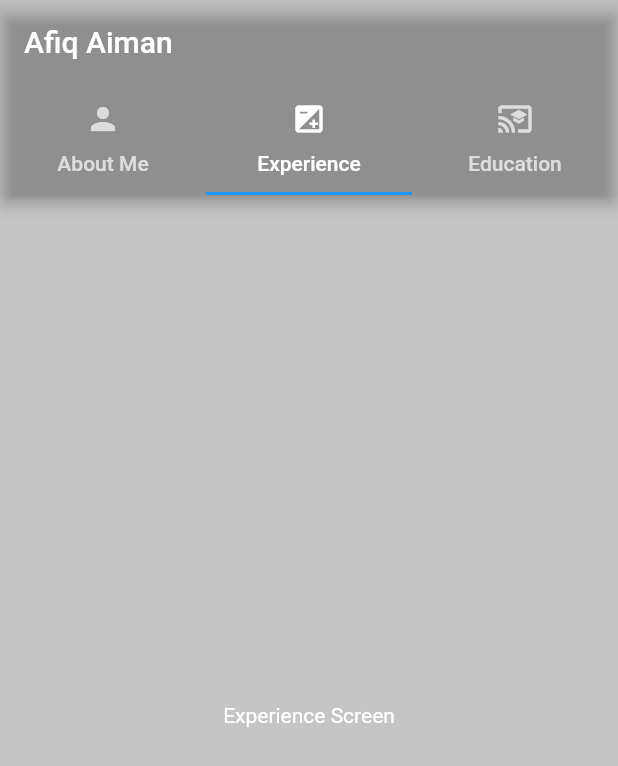
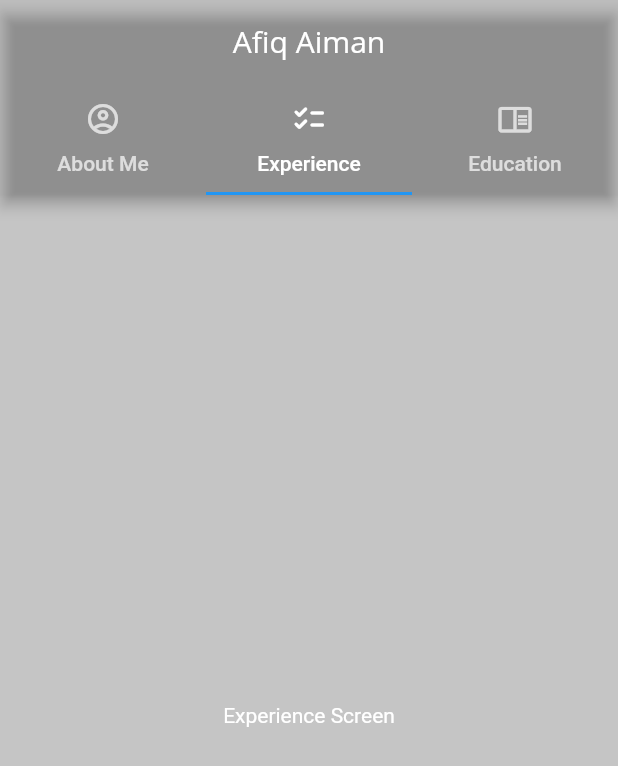
Before and after one commit to afiqaimanafr/resume-mobile-app, a Flutter app: the screen it shows after launch, tab 2 chosen, on a phone screen of 412 x 824 dp. Shown: the top 766 px of the screen. Run offline on Flutter 3.47's test engine with Material 2 defaults, Android fonts, the light colour scheme and no system bars.

Commit message:
latest ui

```diff
--- a/lib/constants.dart
+++ b/lib/constants.dart
@@ -2,3 +2,4 @@ import 'package:flutter/material.dart';
 
 const kPrimaryColor = Color(0x1F000000);
 const kPrimaryLightColor = Color(0xFFFFFFFF);
+const primaryFamilyFont = 'OpenSans';
--- a/lib/main.dart
+++ b/lib/main.dart
@@ -11,7 +11,7 @@ class MyApp extends StatelessWidget {
   @override
   Widget build(BuildContext context) {
     return MaterialApp(
-      title: 'Flutter Demo',
+      title: 'Afiq Aiman Resume',
       theme: ThemeData(
         primaryColor: Colors.black,
       ),
--- a/lib/screens/tabs_screen.dart
+++ b/lib/screens/tabs_screen.dart
@@ -4,44 +4,69 @@ import 'package:afiq_resume/screens/education_screen.dart';
 import 'package:afiq_resume/screens/experience_screen.dart';
 import 'package:flutter/material.dart';
 
-class TabsScreen extends StatelessWidget {
+class TabsScreen extends StatefulWidget {
   const TabsScreen({Key? key}) : super(key: key);
 
   @override
+  State<TabsScreen> createState() => _TabsScreenState();
+}
+
+class _TabsScreenState extends State<TabsScreen>
+    with SingleTickerProviderStateMixin {
+  late TabController controller;
+
+  @override
+  void initState() {
+    super.initState();
+    controller = TabController(length: 3, vsync: this);
+    controller.addListener(() {
+      setState(() {});
+    });
+  }
+
+  @override
+  void dispose() {
+    controller.dispose();
+    super.dispose();
+  }
+
+  @override
   Widget build(BuildContext context) {
-    return DefaultTabController(
-      length: 3,
-      child: Scaffold(
+    return Scaffold(
       backgroundColor: kPrimaryColor,
       appBar: AppBar(
-          title: const Text('Afiq Aiman'),
+        centerTitle: true,
+        title: const Text(
+          'Afiq Aiman',
+          style: TextStyle(fontFamily: primaryFamilyFont),
+        ),
         backgroundColor: kPrimaryColor,
-          bottom: const TabBar(
-            // ignore: prefer_const_literals_to_create_immutables
-            tabs: [
+        bottom: TabBar(
+          controller: controller,
+          tabs: const [
             Tab(
               text: 'About Me',
-                icon: Icon(Icons.person),
+              icon: Icon(Icons.account_circle_outlined),
             ),
             Tab(
               text: 'Experience',
-                icon: Icon(Icons.exposure),
+              icon: Icon(Icons.checklist_rounded),
             ),
             Tab(
               text: 'Education',
-                icon: Icon(Icons.cast_for_education),
+              icon: Icon(Icons.chrome_reader_mode_outlined),
             ),
           ],
         ),
       ),
-        body: const TabBarView(
-          children: [
+      body: TabBarView(
+        controller: controller,
+        children: const [
           AboutMeScreen(),
           ExperienceScreen(),
           EducationScreen(),
         ],
       ),
-      ),
     );
   }
 }
```
Also changed, not shown: pubspec.yaml (+27 -11 lines), assets/fonts/OpenSans-Bold.ttf (added), assets/fonts/OpenSans-Regular.ttf (added), assets/fonts/Quicksand-Bold.ttf (added), assets/fonts/Quicksand-Light.ttf (added), assets/fonts/Quicksand-Medium.ttf (added), assets/fonts/Quicksand-Regular.ttf (added), assets/fonts/Raleway-Black.ttf (added), assets/fonts/Raleway-Bold.ttf (added), assets/fonts/Raleway-Regular.ttf (added), assets/fonts/RobotoCondensed-Bold.ttf (added), assets/fonts/RobotoCondensed-Italic.ttf (added), assets/fonts/RobotoCondensed-Light.ttf (added), assets/fonts/RobotoCondensed-Regular.ttf (added). Lines whose indentation alone changed are shown as unchanged.
